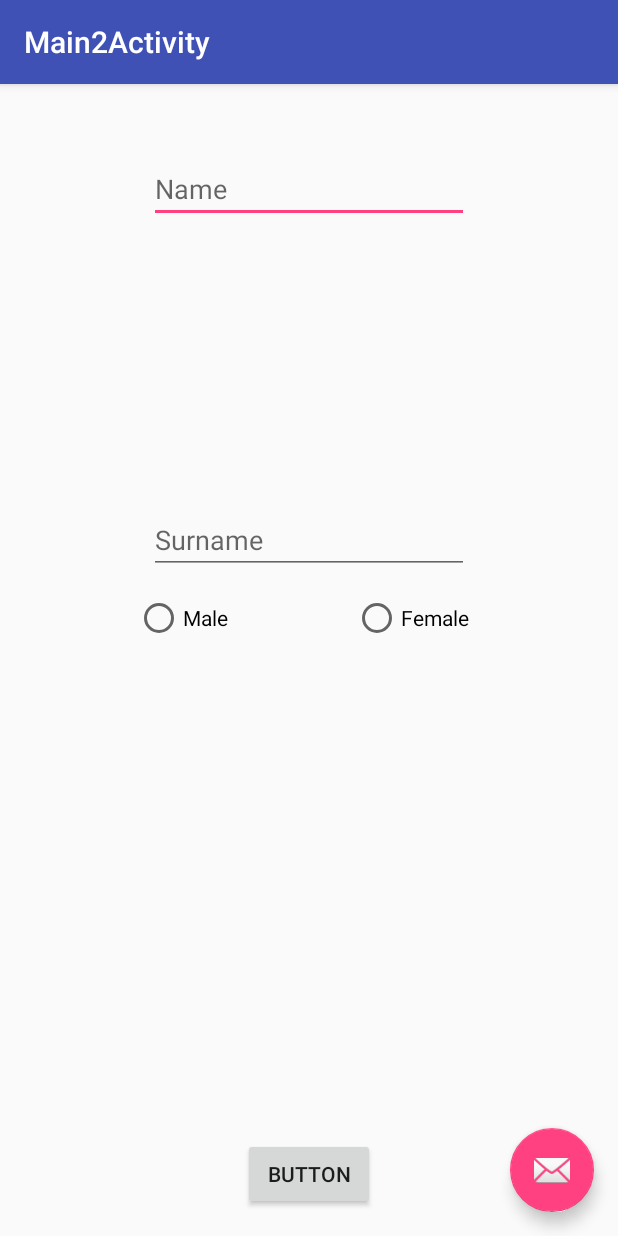
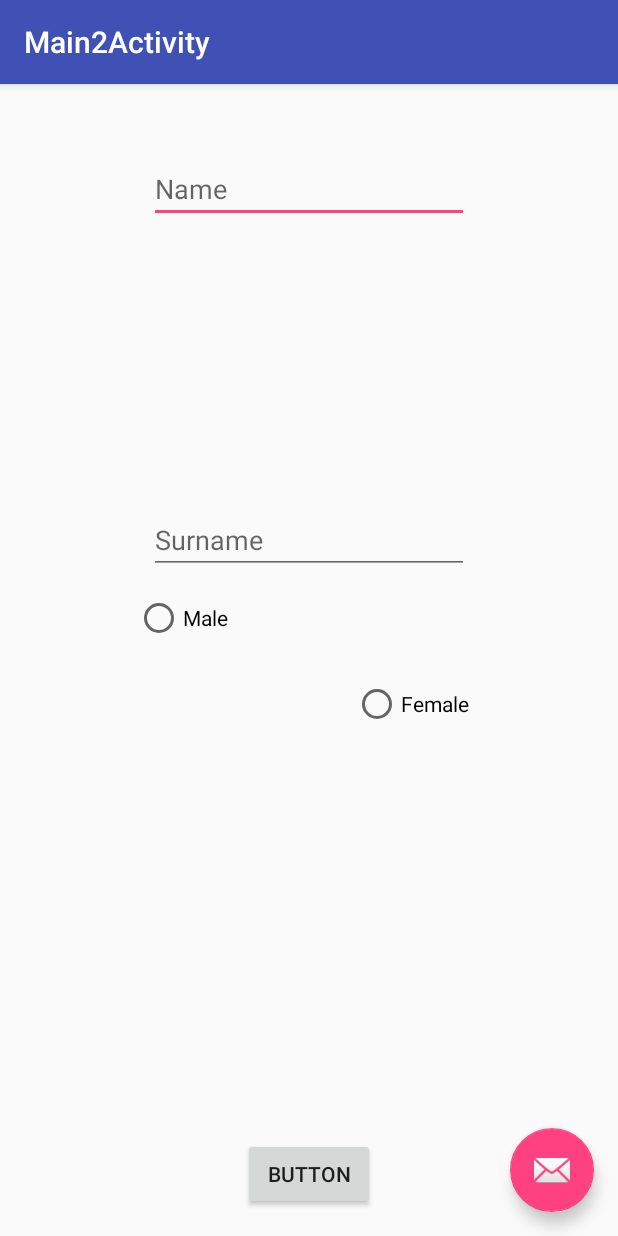
Before and after one commit to floukeiei/myapp, an Android app: the Main2Activity screen opened directly, with no data from a screen before it, on a phone screen of 412 x 824 dp. Run offline under Robolectric (Android 15) with nearby library versions, the phone set to English and light mode, and no system bars.

Commit message:
เลื่อนเรดิโอ

```diff
--- a/app/src/main/res/layout/activity_name.xml
+++ b/app/src/main/res/layout/activity_name.xml
@@ -93,11 +93,11 @@
             android:id="@+id/radioButton3"
             android:layout_width="wrap_content"
             android:layout_height="wrap_content"
-            android:layout_alignBaseline="@+id/radioButton2"
-            android:layout_alignBottom="@+id/radioButton2"
+            android:text="Female"
+            android:layout_below="@+id/radioButton2"
+            android:layout_alignRight="@+id/editText7"
             android:layout_alignEnd="@+id/editText7"
-            android:layout_alignRight="@+id/editText7"
-            android:text="Female" />
+            android:layout_marginTop="25dp" />
     </RelativeLayout>
 
 </android.support.design.widget.CoordinatorLayout>
```
